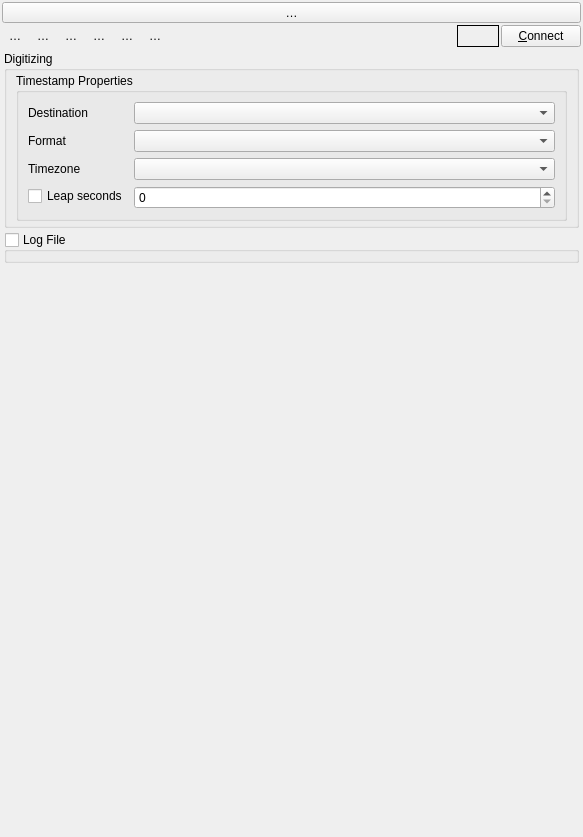
Qt form src/ui/qgsgpsinformationwidgetbase.ui (carsmie/QGIS) before a commit.
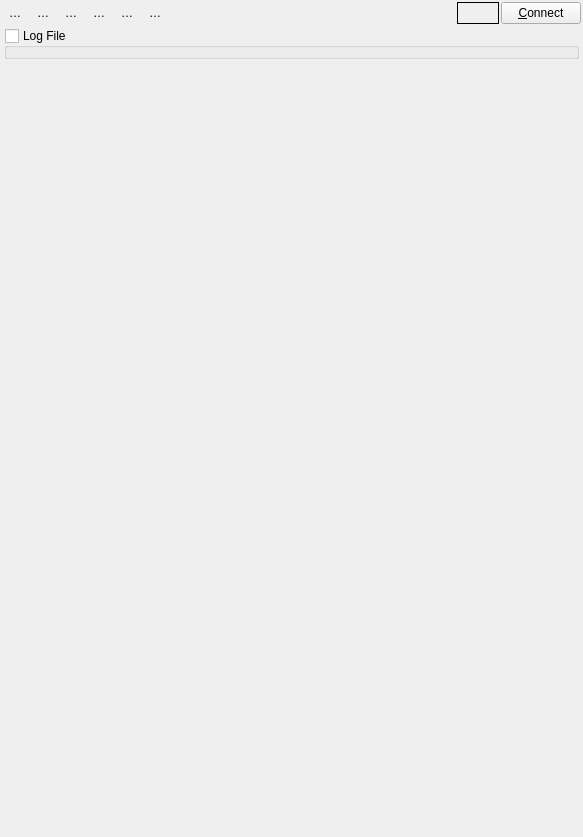
The same form after that commit. Icons and pictures are not drawn. Custom widgets are drawn as their Qt base class.

Commit message: Port time zone handling

What changed in the file:
```diff
--- a/src/ui/qgsgpsinformationwidgetbase.ui
+++ b/src/ui/qgsgpsinformationwidgetbase.ui
@@ -29,31 +29,7 @@
    <property name="verticalSpacing">
     <number>2</number>
    </property>
-   <item row="0" column="0">
-    <layout class="QGridLayout" name="gridLayout_15">
-     <item row="1" column="0">
-      <widget class="QToolButton" name="mBtnResetFeature">
-       <property name="sizePolicy">
-        <sizepolicy hsizetype="Preferred" vsizetype="Fixed">
-         <horstretch>0</horstretch>
-         <verstretch>0</verstretch>
-        </sizepolicy>
-       </property>
-       <property name="toolTip">
-        <string>Reset track</string>
-       </property>
-       <property name="text">
-        <string>…</string>
-       </property>
-       <property name="icon">
-        <iconset resource="../../images/images.qrc">
-         <normaloff>:/images/themes/default/mActionDeleteSelected.svg</normaloff>:/images/themes/default/mActionDeleteSelected.svg</iconset>
-       </property>
-      </widget>
-     </item>
-    </layout>
-   </item>
-   <item row="2" column="0">
+   <item row="1" column="0">
     <widget class="QStackedWidget" name="mStackedWidget">
      <property name="currentIndex">
       <number>3</number>
@@ -530,7 +506,7 @@
             <x>0</x>
             <y>0</y>
             <width>579</width>
-            <height>776</height>
+            <height>803</height>
            </rect>
           </property>
           <layout class="QGridLayout" name="gridLayout_7">
@@ -550,79 +526,6 @@
             <number>4</number>
            </property>
            <item row="1" column="0">
-            <widget class="QgsCollapsibleGroupBox" name="groupBox_2">
-             <property name="title">
-              <string>Digitizing</string>
-             </property>
-             <layout class="QGridLayout" name="gridLayout_9">
-              <property name="topMargin">
-               <number>2</number>
-              </property>
-              <property name="bottomMargin">
-               <number>4</number>
-              </property>
-              <property name="verticalSpacing">
-               <number>2</number>
-              </property>
-              <item row="0" column="0">
-               <widget class="QGroupBox" name="mGboxTimestamp">
-                <property name="title">
-                 <string>Timestamp Properties</string>
-                </property>
-                <layout class="QFormLayout" name="formLayout">
-                 <item row="0" column="0">
-                  <widget class="QLabel" name="label_10">
-                   <property name="toolTip">
-                    <string>Specify the field where the GPS timestamp will be saved, only string or datetime fields are supported</string>
-                   </property>
-                   <property name="text">
-                    <string>Destination</string>
-                   </property>
-                  </widget>
-                 </item>
-                 <item row="0" column="1">
-                  <widget class="QgsFieldComboBox" name="mCboTimestampField"/>
-                 </item>
-                 <item row="2" column="0">
-                  <widget class="QLabel" name="mLblTimestampFormat">
-                   <property name="text">
-                    <string>Format</string>
-                   </property>
-                  </widget>
-                 </item>
-                 <item row="2" column="1">
-                  <widget class="QComboBox" name="mCboTimestampFormat"/>
-                 </item>
-                 <item row="3" column="0">
-                  <widget class="QLabel" name="mLblTimeZone">
-                   <property name="text">
-                    <string>Timezone</string>
-                   </property>
-                  </widget>
-                 </item>
-                 <item row="3" column="1">
-                  <widget class="QComboBox" name="mCboTimeZones"/>
-                 </item>
-                 <item row="4" column="1">
-                  <widget class="QgsSpinBox" name="mLeapSeconds"/>
-                 </item>
-                 <item row="4" column="0">
-                  <widget class="QCheckBox" name="mCbxLeapSeconds">
-                   <property name="toolTip">
-                    <string>Apply leap seconds correction by adding the seconds to GPS timestamp</string>
-                   </property>
-                   <property name="text">
-                    <string>Leap seconds</string>
-                   </property>
-                  </widget>
-                 </item>
-                </layout>
-               </widget>
-              </item>
-             </layout>
-            </widget>
-           </item>
-           <item row="2" column="0">
             <widget class="QgsCollapsibleGroupBox" name="mLogFileGroupBox">
              <property name="enabled">
               <bool>true</bool>
@@ -662,7 +565,7 @@
              </layout>
             </widget>
            </item>
-           <item row="3" column="0">
+           <item row="2" column="0">
             <spacer name="verticalSpacer_6">
              <property name="orientation">
               <enum>Qt::Vertical</enum>
@@ -709,7 +612,7 @@
      </widget>
     </widget>
    </item>
-   <item row="1" column="0">
+   <item row="0" column="0">
     <layout class="QHBoxLayout" name="horizontalLayout_2">
      <property name="spacing">
       <number>2</number>
@@ -908,16 +811,6 @@
    <header>qgscollapsiblegroupbox.h</header>
    <container>1</container>
   </customwidget>
-  <customwidget>
-   <class>QgsSpinBox</class>
-   <extends>QSpinBox</extends>
-   <header>qgsspinbox.h</header>
-  </customwidget>
-  <customwidget>
-   <class>QgsFieldComboBox</class>
-   <extends>QComboBox</extends>
-   <header>qgsfieldcombobox.h</header>
-  </customwidget>
   <customwidget>
    <class>QgsPanelWidget</class>
    <extends>QWidget</extends>
```
Left out of the diff: 6 changed lines with no effect on the pictures. The commit also changes 13 other files.
